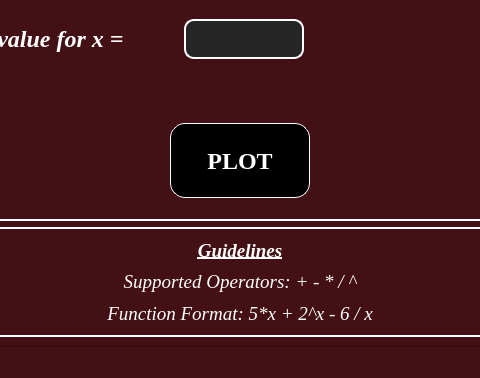
Qt form Design.ui (AbdelrahmanHamdyy/Function-Plotter) before a commit; both pictures show x 275 to 755 and y 348 to 726 of the 1030 by 726 pixel window.
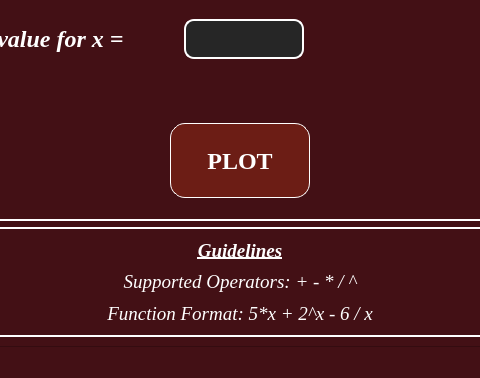
The same form after that commit.

Patch:
```diff
--- a/Design.ui
+++ b/Design.ui
@@ -782,7 +782,7 @@
 	border: 1px solid;
 	border-radius: 15px;
 	border-color: white;
-	background-color: black;
+	background-color: rgb(108, 29, 21);
 }</string>
                </property>
                <property name="text">
```
Left out of the diff: 4 changed lines with no effect on the pictures.
